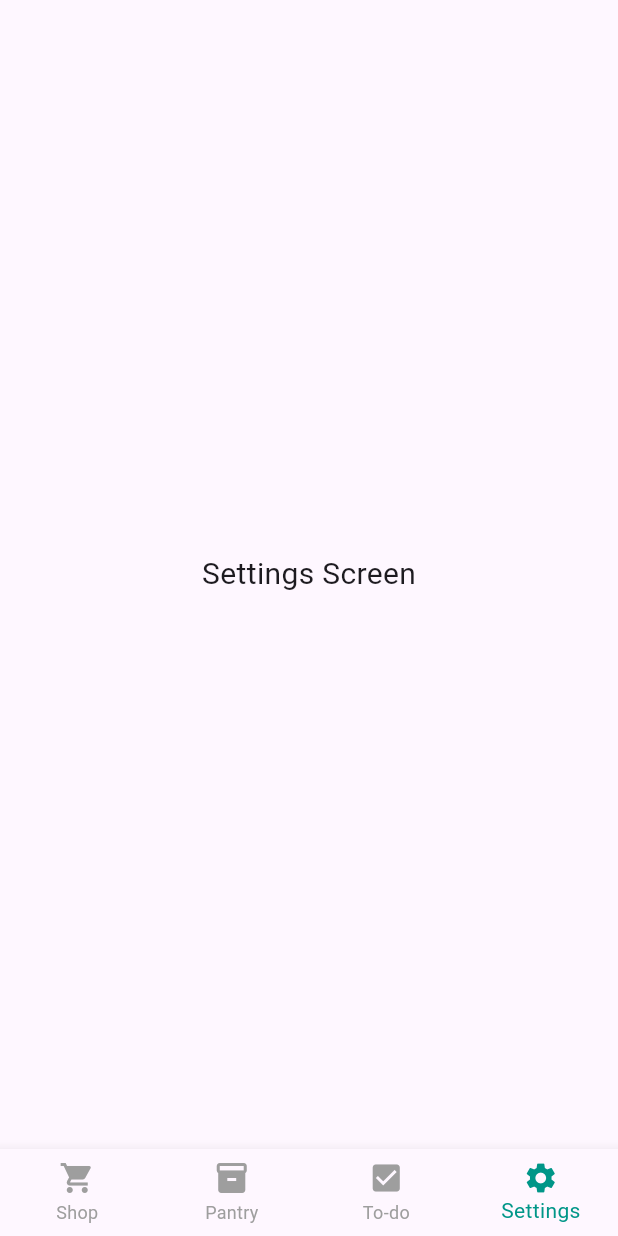
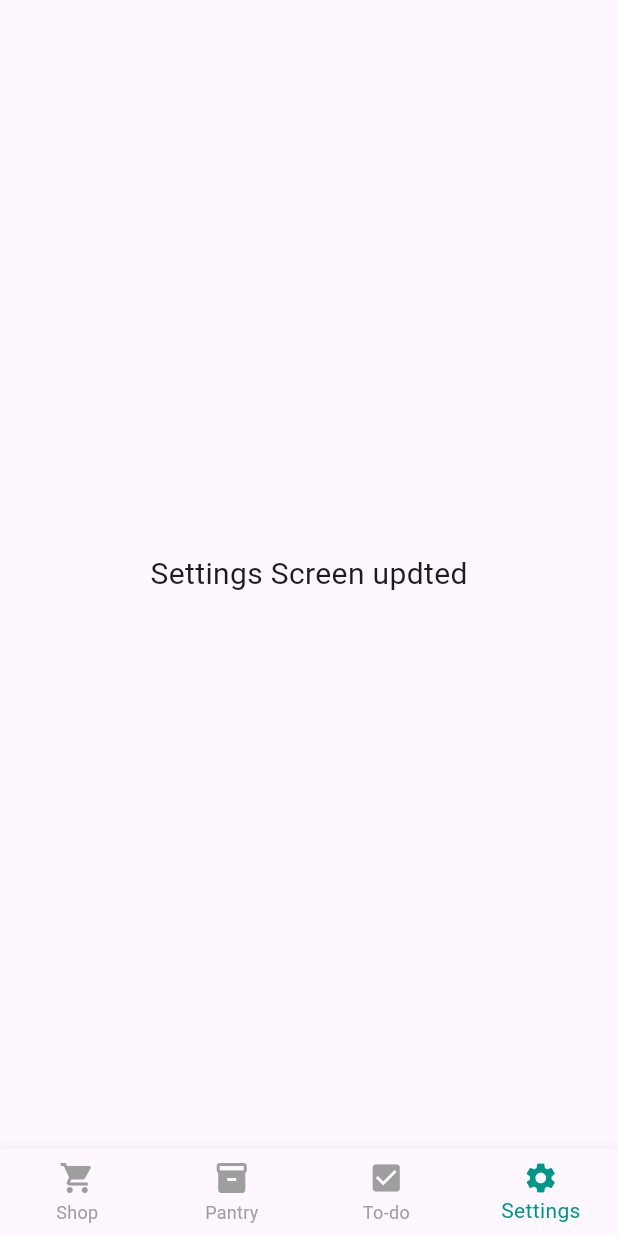
Before and after one commit to jamaludeen-college/smart-grocery-manager, a Flutter app: the screen it shows after launch, item 4 of the bottom bar chosen, on a phone screen of 412 x 824 dp. Run offline on Flutter 3.47's test engine with Material 3 defaults, Android fonts, the phone set to English and light mode, and no system bars.

Commit message:
upadte settings page

```diff
--- a/lib/screens/settings_screen.dart
+++ b/lib/screens/settings_screen.dart
@@ -7,7 +7,7 @@ class SettingsScreen extends StatelessWidget {
   Widget build(BuildContext context) {
     return const Scaffold(
       body: Center(
-        child: Text('Settings Screen', style: TextStyle(fontSize: 20)),
+        child: Text('Settings Screen updted', style: TextStyle(fontSize: 20)),
       ),
     );
   }
```
